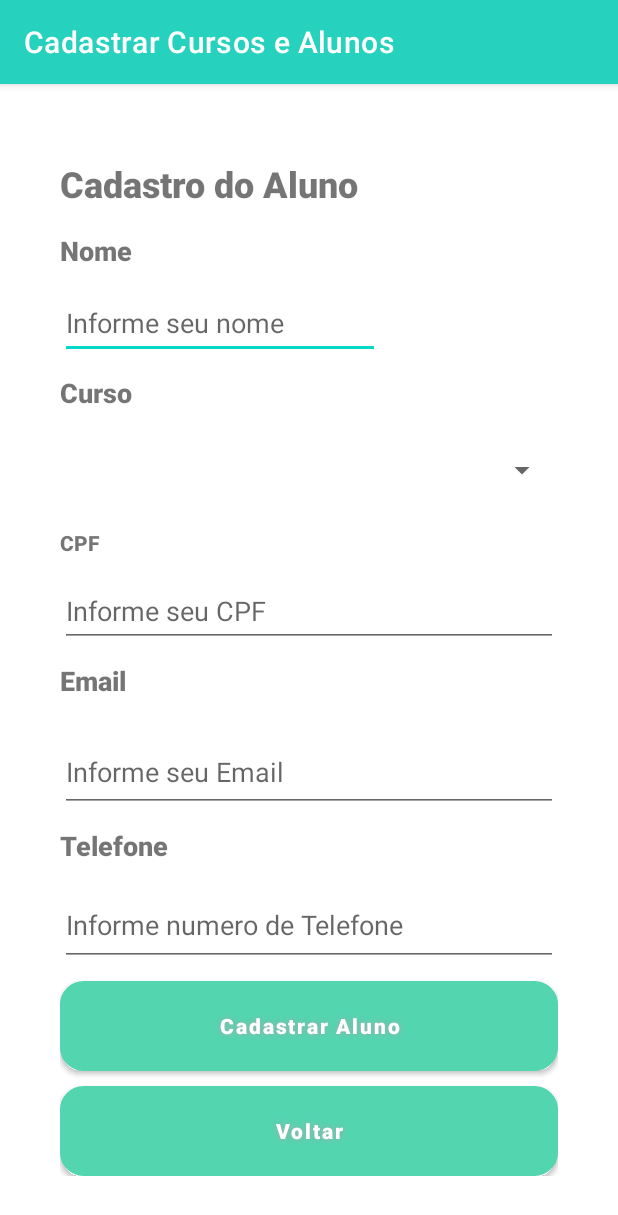
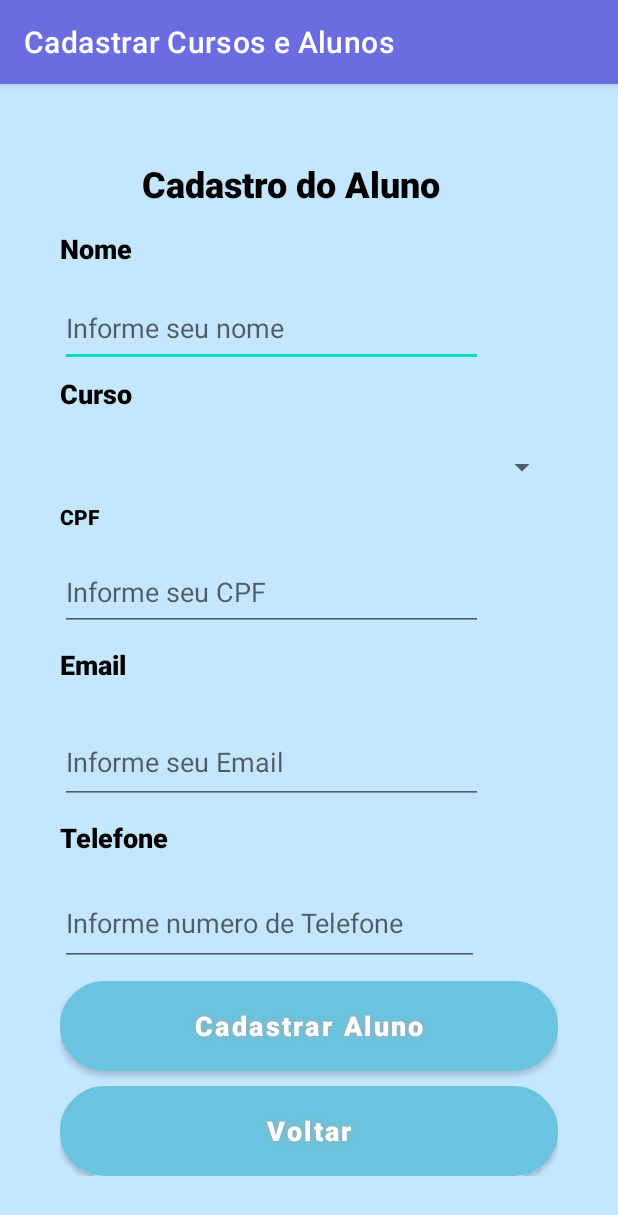
Before and after one commit to K-fedrizzi/Cadastro-De-Cursos-E-Alunos, an Android app: the CadastrarAluno screen opened directly, with no data from a screen before it, on a phone screen of 412 x 824 dp. Shown: the top 1215 px of the screen. Run offline under Robolectric (Android 15) with nearby library versions, the phone set to English and light mode, and no system bars.

Commit message:
alguns Ajustes no front do aplicativo

```diff
--- a/app/src/main/res/drawable/buttonshape.xml
+++ b/app/src/main/res/drawable/buttonshape.xml
@@ -1,7 +1,7 @@
 <?xml version="1.0" encoding="utf-8"?>
 <shape xmlns:android="http://schemas.android.com/apk/res/android" android:shape="rectangle" >
     <corners
-        android:radius="14dp"
+        android:radius="50dp"
         />
     <gradient
         android:angle="45"
@@ -22,7 +22,8 @@
         android:height="60dp"
         />
     <stroke
-        android:width="3dp"
-        android:color="#878787"
+        android:width="2dp"
+        android:color="@android:color/background_dark"
         />
+    <solid android:color="@color/black"/>
 </shape>
--- a/app/src/main/res/layout/activity_cadastrar_aluno.xml
+++ b/app/src/main/res/layout/activity_cadastrar_aluno.xml
@@ -4,21 +4,28 @@
     xmlns:tools="http://schemas.android.com/tools"
     android:layout_width="match_parent"
     android:layout_height="wrap_content"
-    tools:context=".CadastrarAluno"
+    android:background="@drawable/imagemfundo">
+
+    <LinearLayout
+        android:layout_width="match_parent"
+        android:layout_height="wrap_content"
+        android:layout_gravity="center"
+        android:layout_margin="40dp"
         android:orientation="vertical"
-    android:layout_gravity="center"
-    android:layout_margin="40dp">
+        tools:context=".CadastrarAluno">
 
         <TextView
             android:id="@+id/textView70"
-        android:layout_width="wrap_content"
-        android:layout_height="46dp"
-        android:gravity="center_horizontal"
+            android:layout_width="308dp"
+            android:layout_height="42dp"
             android:layout_marginTop="10dp"
             android:layout_weight="1"
             android:fontFamily="sans-serif-black"
+            android:gravity="center_horizontal"
             android:text="Cadastro do Aluno"
-        android:textSize="24sp" />
+            android:textColor="@color/black"
+            android:textSize="24sp"
+            android:textStyle="bold" />
 
         <TextView
             android:id="@+id/textView6"
@@ -28,11 +35,13 @@
             android:layout_weight="1"
             android:fontFamily="sans-serif-black"
             android:text="Nome"
-        android:textSize="18sp" />
+            android:textColor="@color/black"
+            android:textSize="18sp"
+            android:textStyle="bold" />
 
         <EditText
             android:id="@+id/edtCadNomeAluno"
-        android:layout_width="wrap_content"
+            android:layout_width="282dp"
             android:layout_height="56dp"
             android:layout_marginTop="5dp"
             android:layout_weight="1"
@@ -44,31 +53,36 @@
             android:id="@+id/textView7"
             android:layout_width="72dp"
             android:layout_height="43dp"
-        android:layout_marginTop="10dp"
+            android:layout_marginTop="5dp"
             android:layout_weight="1"
             android:fontFamily="sans-serif-black"
             android:text="Curso"
-        android:textSize="18sp" />
+            android:textColor="@color/black"
+            android:textSize="18sp"
+            android:textStyle="bold" />
+
 
         <Spinner
             android:id="@+id/spinnCadCursoAluno"
             android:layout_width="match_parent"
-        android:layout_height="45dp"
-        android:layout_marginTop="10dp"
+            android:layout_height="40dp"
+            android:layout_marginTop="5dp"
             android:layout_weight="1" />
 
         <TextView
             android:id="@+id/textView9"
             android:layout_width="68dp"
             android:layout_height="34dp"
-        android:layout_marginTop="20dp"
+            android:layout_marginTop="5dp"
             android:layout_weight="1"
             android:fontFamily="sans-serif-black"
-        android:text="CPF" />
+            android:text="CPF"
+            android:textColor="@color/black"
+            android:textStyle="bold" />
 
         <EditText
             android:id="@+id/edtCadCPFAluno"
-        android:layout_width="match_parent"
+            android:layout_width="282dp"
             android:layout_height="56dp"
             android:layout_marginTop="5dp"
             android:layout_weight="1"
@@ -84,11 +98,13 @@
             android:layout_weight="1"
             android:fontFamily="sans-serif-black"
             android:text="Email"
-        android:textSize="18sp" />
+            android:textColor="@color/black"
+            android:textSize="18sp"
+            android:textStyle="bold" />
 
         <EditText
             android:id="@+id/edtCadEmailAluno"
-        android:layout_width="match_parent"
+            android:layout_width="282dp"
             android:layout_height="61dp"
             android:layout_marginTop="5dp"
             android:layout_weight="1"
@@ -104,11 +120,13 @@
             android:layout_weight="1"
             android:fontFamily="sans-serif-black"
             android:text="Telefone"
-        android:textSize="18sp" />
+            android:textColor="@color/black"
+            android:textSize="18sp"
+            android:textStyle="bold" />
 
         <EditText
             android:id="@+id/edtCadTelefoneAluno"
-        android:layout_width="match_parent"
+            android:layout_width="279dp"
             android:layout_height="62dp"
             android:layout_marginTop="5dp"
             android:layout_weight="1"
@@ -131,8 +149,8 @@
             android:text="Cadastrar Aluno"
             android:textAllCaps="false"
             android:textColor="#FFFFFF"
-        android:textSize="14sp"
-        app:backgroundTint="#53D5B0" />
+            android:textSize="18sp"
+            app:backgroundTint="#6AC4DF" />
 
         <Button
             android:id="@+id/btnCadVoltarAluno"
@@ -149,8 +167,9 @@
             android:text="Voltar"
             android:textAllCaps="false"
             android:textColor="#FFFFFF"
-        android:textSize="14sp"
-        app:backgroundTint="#53D5B0" />
+            android:textSize="18sp"
+            app:backgroundTint="#6AC4DF" />
 
 
     </LinearLayout>
+</LinearLayout>
--- a/app/src/main/res/values/colors.xml
+++ b/app/src/main/res/values/colors.xml
@@ -1,7 +1,7 @@
 <?xml version="1.0" encoding="utf-8"?>
 <resources>
     <color name="purple_200">#FFBB86FC</color>
-    <color name="purple_500">#26D1BD</color>
+    <color name="purple_500">#6A6CDF</color>
     <color name="purple_700">#FF3700B3</color>
     <color name="teal_200">#FF03DAC5</color>
     <color name="teal_700">#FF018786</color>
```
Also changed, not shown: app/src/main/java/com/example/cadastrarcursosealunos/ListarAlunos.java (+7 -0 lines), app/src/main/res/layout/activity_alterar_dados_aluno.xml (+34 -19 lines), app/src/main/res/layout/activity_alterar_dados_curso.xml (+30 -19 lines), app/src/main/res/layout/activity_cadastrar_curso.xml (+19 -8 lines), app/src/main/res/layout/activity_listar_alunos.xml (+34 -5 lines), app/src/main/res/layout/menu_main.xml (+16 -18 lines), app/src/main/res/drawable/imagemaceita.jpg (added), app/src/main/res/drawable/imagemfundo.jpg (added). Lines whose indentation alone changed are shown as unchanged.
